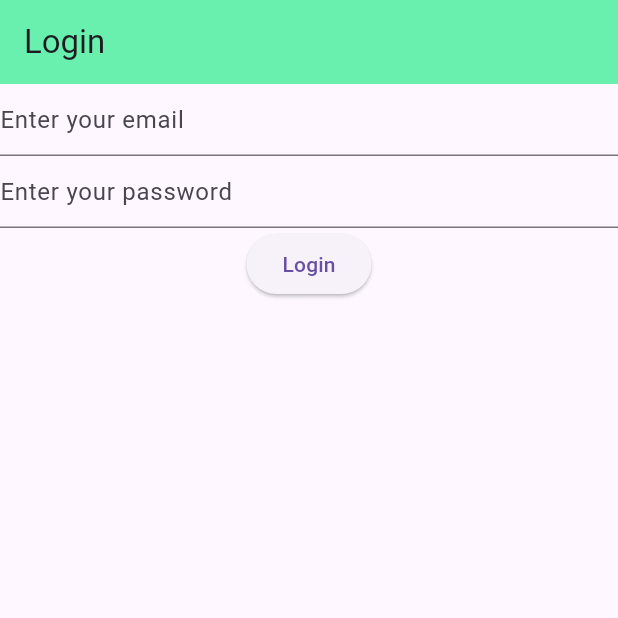
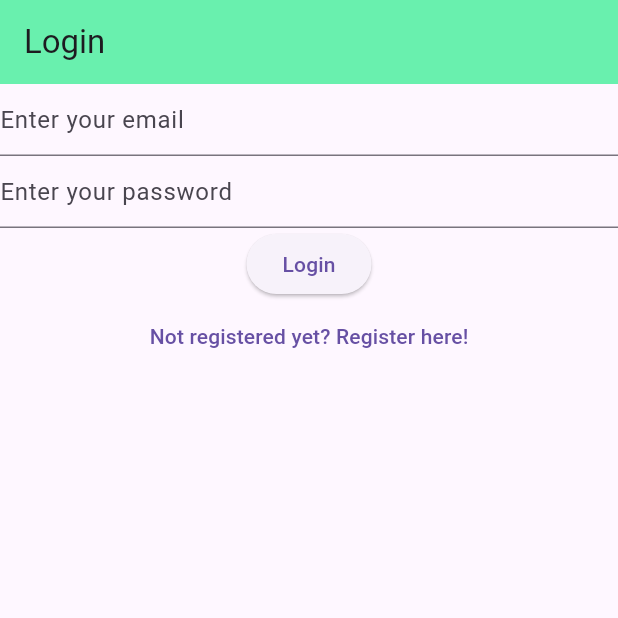
Before and after one commit to itsardhendu/notes_taking_app, a Flutter app: the screen it shows after launch, on a phone screen of 412 x 824 dp, the top half of it. Run offline on Flutter 3.47's test engine with Material 2 defaults, Android fonts, the phone set to English and light mode, and no system bars; our stand-ins replace firebase_auth, firebase_core; accounts and stored records are empty.

Commit message:
verifyEmailViews created, Routes are created

```diff
--- a/lib/main.dart
+++ b/lib/main.dart
@@ -1,7 +1,8 @@
+import 'package:firebase_core/firebase_core.dart';
 import 'package:flutter/material.dart';
 import 'package:notes_taking_app/views/loginViews.dart';
 import 'package:notes_taking_app/views/registerViews.dart';
-import 'package:firebase_auth/firebase_auth.dart';
+import 'firebase_options.dart';
 
 void main() {
   WidgetsFlutterBinding.ensureInitialized();
@@ -15,24 +16,38 @@ void main() {
         ),
         useMaterial3: true,
       ),
-      home: const LoginView(),
+      home: const HomePage(),
+      routes: {
+        '/login/': (context) => const LoginView(),
+        '/register/': (context) => const RegisterView(),
+      },
     ),
   );
 }
 
-// class HomePage extends StatelessWidget {
-//   const HomePage({super.key});
-//
-//   @override
-//   Widget build(BuildContext context) {
-//     return Scaffold(
-//       appBar: AppBar(
-//         title: const Text('Register'),
-//       ),
-//       body: TextButton(
-//         onPressed: () {},
-//         child: const Text('Register'),
-//       ),
-//     );
-//   }
-// }
+class HomePage extends StatelessWidget {
+  const HomePage({super.key});
+
+  @override
+  Widget build(BuildContext context) {
+    return FutureBuilder(
+      future: Firebase.initializeApp(
+        options: DefaultFirebaseOptions.currentPlatform,
+      ),
+      builder: (context, snapshot) {
+        switch (snapshot.connectionState) {
+          case ConnectionState.done:
+            // final user = FirebaseAuth.instance.currentUser;
+            // if (user!.emailVerified) {
+            // } else {
+            //   return const VerifyEmailView();
+            // }
+            // return const Text('Done');
+            return const LoginView();
+          default:
+            return const Center(child: CircularProgressIndicator());
+        }
+      },
+    );
+  }
+}
--- a/lib/views/loginViews.dart
+++ b/lib/views/loginViews.dart
@@ -1,7 +1,5 @@
-import 'package:firebase_core/firebase_core.dart';
 import 'package:flutter/material.dart';
 import 'package:firebase_auth/firebase_auth.dart';
-import 'package:notes_taking_app/firebase_options.dart';
 
 class LoginView extends StatefulWidget {
   const LoginView({Key? key}) : super(key: key);
@@ -25,7 +23,8 @@ class _LoginViewState extends State<LoginView> {
     final email = _email.text;
     final password = _password.text;
     try {
-      final userCredential = await FirebaseAuth.instance.signInWithEmailAndPassword(
+      final userCredential =
+          await FirebaseAuth.instance.signInWithEmailAndPassword(
         email: email,
         password: password,
       );
@@ -47,14 +46,7 @@ class _LoginViewState extends State<LoginView> {
       appBar: AppBar(
         title: const Text('Login'),
       ),
-      body: FutureBuilder(
-        future: Firebase.initializeApp(
-          options: DefaultFirebaseOptions.currentPlatform,
-        ),
-        builder: (context, snapshot) {
-          switch (snapshot.connectionState) {
-            case ConnectionState.done:
-              return Column(
+      body: Column(
         children: [
           TextField(
             controller: _email,
@@ -72,12 +64,16 @@ class _LoginViewState extends State<LoginView> {
             onPressed: _login,
             child: const Text('Login'),
           ),
+          TextButton(
+            onPressed: () {
+              Navigator.of(context).pushNamedAndRemoveUntil(
+                '/register/',
+                (route) => false,
+              );
+            },
+            child: const Text('Not registered yet? Register here!'),
+          )
         ],
-              );
-            default:
-              return const Center(child: CircularProgressIndicator());
-          }
-        },
       ),
     );
   }
```
Also changed, not shown: lib/views/registerViews.dart (+19 -16 lines), lib/views/verifyEmailViews.dart (added, +32 -0 lines). Lines whose indentation alone changed are shown as unchanged.
